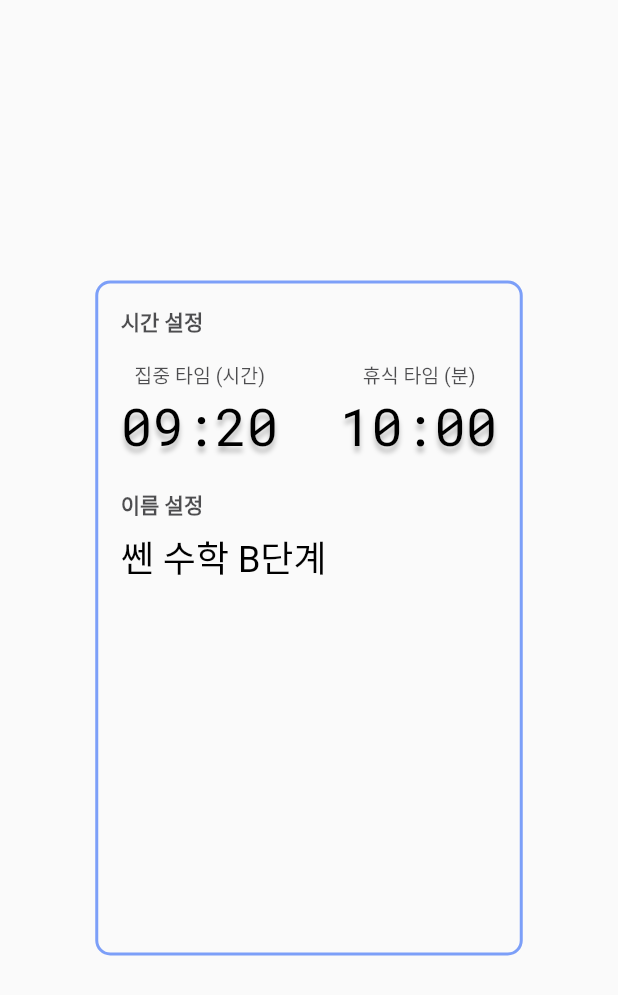
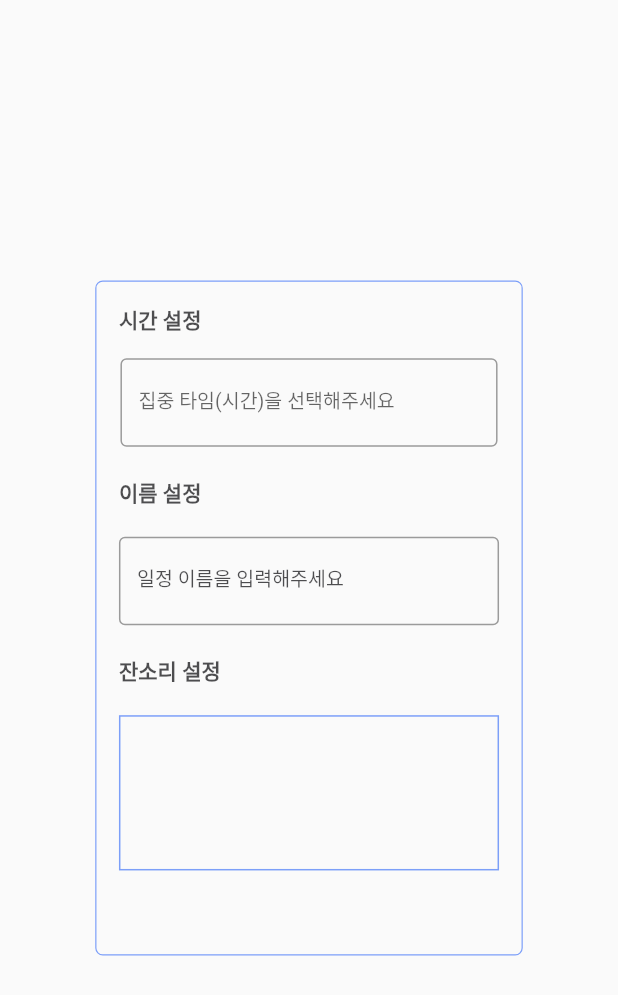
Before and after one commit to dsc-sookmyung/2021-TimmyRoom-JANSORI, a Flutter app: the screen it shows after launch, on a phone screen of 412 x 824 dp. Shown: the top 995 px of the screen. Run offline on Flutter 3.47's test engine with Material 2 defaults, Android fonts, the phone set to English and light mode, and no system bars.

Commit message:
일정 - ymdt picker, 이름 - input

```diff
--- a/timmyroom_jansori/lib/page3.dart
+++ b/timmyroom_jansori/lib/page3.dart
@@ -1,5 +1,7 @@
 import 'package:flutter/cupertino.dart';
 import 'package:flutter/material.dart';
+
+import 'year_month_day_time_picker.dart';
 
 
 
@@ -27,11 +29,12 @@
             decoration:
               BoxDecoration(
                 border: Border.all(
-                  width: 2,
+                  width: 0.8,
                   color: Color.fromRGBO(93, 136, 248, 0.8),
+                  // color: Color.fromRGBO(4, 4, 7, 0.2),
                 ),
                 borderRadius: BorderRadius.all(
-                  Radius.circular(10),
+                  Radius.circular(5),
                 ),
               ),
             child:
@@ -44,6 +47,7 @@
                     children: [
                       timeSetting(),
                       nameSetting(),
+                      jansoriSetting(),
                     ],
                   ),
               ),
@@ -72,90 +76,27 @@
                           fontSize: 14,
                           fontWeight: FontWeight.w700,
                           color: Color.fromRGBO(4, 4, 7, 0.7),
+                          // color: Color.fromRGBO(56, 110, 218, 1),
                           height: 1.4,
                         ),
                       ),
                   ),
-                  Row(
-                    mainAxisAlignment: MainAxisAlignment.spaceBetween,
-                    children: [
-                      Container(
-                        padding: EdgeInsets.fromLTRB(9, 0, 0, 0),
-                        child:
-                          Text(
-                            "집중 타임 (시간)",
-                            style: TextStyle(
-                              fontFamily: 'Roboto',
-                              fontSize: 13,
-                              color: Color.fromRGBO(4, 4, 7, 0.7),
-                              height: 1.5,
-                            ),
-                          ),
-                        ),
-                      Container(
-                        padding: EdgeInsets.fromLTRB(0, 0, 14.5, 0),
-                        child:
-                        Text(
-                          "휴식 타임 (분)",
-                          style: TextStyle(
-                            fontFamily: 'Roboto',
-                            fontSize: 13,
-                            color: Color.fromRGBO(4, 4, 7, 0.7),
-                            height: 1.5,
-                          ),
-                        ),
-                      ),
-                    ],
-                  ),
-                  Row(
-                    mainAxisAlignment: MainAxisAlignment.spaceBetween,
-                    children: [
-                      Text(
-                        "09:20",
-                        style: TextStyle(
-                          fontFamily: 'RobotoMono',
-                          fontSize: 35,
-                          color: Color.fromRGBO(0, 0, 0, 1),
-                          shadows: [
-                            Shadow(
-                              offset: Offset(0, 4),
-                              blurRadius: 4,
-                              color: Color.fromRGBO(0, 0, 0, 0.25),
-                            ),
-                          ],
-                        ),
-                      ),
-                      Text(
-                        "10:00",
-                        style: TextStyle(
-                          fontFamily: 'RobotoMono',
-                          fontSize: 35,
-                          color: Color.fromRGBO(0, 0, 0, 1),
-                          shadows: [
-                            Shadow(
-                              offset: Offset(0, 4),
-                              blurRadius: 4,
-                              color: Color.fromRGBO(0, 0, 0, 0.25),
-                            ),
-                          ],
-                        ),
-                      ),
-                    ],
-                  ),
+                  YearMonthPicker(),
                 ],
-              ),
+               ),
           ),
     );
   }
 
   Widget nameSetting(){
+    FocusNode myFocusNode = new FocusNode();
+
     return Container(
       child:
         Column(
           crossAxisAlignment: CrossAxisAlignment.start,
           children: [
             Container(
-              margin: EdgeInsets.fromLTRB(0, 0, 0, 7),
               child:
               Text(
                 "이름 설정",
@@ -170,21 +111,61 @@
               ),
             ),
             Container(
+              margin: EdgeInsets.fromLTRB(0, 20, 0, 0),
               child:
-                Text(
-                  "쎈 수학 B단계",
-                  style: TextStyle(
-                    fontFamily: 'Roboto',
-                    fontStyle: FontStyle.normal,
-                    fontSize: 24,
-                    fontWeight: FontWeight.w400,
-                    color: Color.fromRGBO(0, 0, 0, 1),
+                  TextField(
+                      focusNode: myFocusNode,
+                      style: TextStyle(
+                        color: Color.fromRGBO(0, 0, 0, 1),
+                      ),
+                      decoration: InputDecoration(
+                        border: OutlineInputBorder(),
+                        labelText: '일정 이름을 입력해주세요',
+                        labelStyle: TextStyle(
+                          fontSize: 13,
+                          color: myFocusNode.hasFocus ? Color.fromRGBO(56, 110, 218, 1) : Color.fromRGBO(4, 4, 7, 0.7),
+                        ),
+                        focusedBorder: OutlineInputBorder(
+                          borderSide: BorderSide(color: Color.fromRGBO(56, 110, 218, 1)),
+                        ),
+                      )
                   ),
-                ),
             ),
           ],
         ),
     );
   }
 
+  Widget jansoriSetting(){
+    return Column(
+      crossAxisAlignment: CrossAxisAlignment.start,
+      children: [
+        Container(
+          margin: EdgeInsets.fromLTRB(0, 20, 0, 20),
+          child:
+            Text(
+              "잔소리 설정",
+              style: TextStyle(
+                fontFamily: 'Roboto',
+                fontStyle: FontStyle.normal,
+                fontSize: 14,
+                fontWeight: FontWeight.w700,
+                color: Color.fromRGBO(4, 4, 7, 0.7),
+                height: 1.4,
+              ),
+            ),
+        ),
+        Container(
+          height: 103.5,
+          decoration: BoxDecoration(
+            border: Border.all(
+              color: Color.fromRGBO(93, 136, 248, 0.8),
+            ),
+          ),
+          child:
+            ListView(),
+        ),
+      ],
+    );
+  }
 }
--- /dev/null
+++ b/timmyroom_jansori/lib/year_month_day_time_picker.dart
@@ -0,0 +1,136 @@
+import 'package:flutter/material.dart';
+
+class YearMonthPicker extends StatefulWidget {
+  @override
+  _YearMonthPickerState createState() => _YearMonthPickerState();
+}
+
+class _YearMonthPickerState extends State<YearMonthPicker> {
+  GlobalKey<FormState> _fKey = GlobalKey<FormState>();
+  String year, month, yearMonthDay, yearMonthDayTime;
+  TextEditingController yController = TextEditingController();
+  TextEditingController mController = TextEditingController();
+  TextEditingController ymdController = TextEditingController();
+  TextEditingController ymdtController = TextEditingController();
+  bool autovalidate = false;
+
+  yearMonthDayTimePicker() async {
+    final year = DateTime.now().year;
+    String hour, min;
+
+    final DateTime dateTime = await showDatePicker(
+      context: context,
+      initialDate: DateTime.now(),
+      firstDate: DateTime(year),
+      lastDate: DateTime(year + 10),
+    );
+
+    if (dateTime != null) {
+      final TimeOfDay pickedTime = await showTimePicker(
+        context: context,
+        initialTime: TimeOfDay(hour: 0, minute: 0),
+      );
+
+      if (pickedTime != null) {
+        if (pickedTime.hour < 10) {
+          hour = '0' + pickedTime.hour.toString();
+        } else {
+          hour = pickedTime.hour.toString();
+        }
+
+        if (pickedTime.minute < 10) {
+          min = '0' + pickedTime.minute.toString();
+        } else {
+          min = pickedTime.minute.toString();
+        }
+
+        ymdtController.text = '${dateTime.toString().split(' ')[0]} $hour:$min';
+      }
+    }
+  }
+
+  submit() {
+    setState(() => autovalidate = true);
+
+    if (!_fKey.currentState.validate()) {
+      return;
+    }
+
+    _fKey.currentState.save();
+
+    print('year: $year, month: $month');
+    print('year-month-day: $yearMonthDay');
+    print('year-month-day-time: $yearMonthDayTime');
+  }
+
+  @override
+  Widget build(BuildContext context) {
+    return Container(
+      child: Form(
+        key: _fKey,
+        autovalidate: autovalidate,
+        child: Padding(
+          padding: const EdgeInsets.symmetric(horizontal: 1.0),
+          child: Column(
+            mainAxisAlignment: MainAxisAlignment.center,
+            children: <Widget>[
+              GestureDetector(
+                onTap: yearMonthDayTimePicker,
+                child: AbsorbPointer(
+                  child: TextFormField(
+                    controller: ymdtController,
+                    style: TextStyle(
+                      color: Color.fromRGBO(0, 0, 0, 1),
+                    ),
+                    decoration: InputDecoration(
+                      labelText: '집중 타임(시간)을 선택해주세요',
+                      labelStyle: TextStyle(
+                        fontSize: 13,
+                      ),
+                      border: OutlineInputBorder(
+                        borderSide: BorderSide(
+                          color: Color.fromRGBO(4, 4, 7, 0.7),
+                        ),
+                      ),
+                      filled: false,
+                      focusedBorder: OutlineInputBorder(
+                        borderSide: BorderSide(color: Color.fromRGBO(56, 110, 218, 1)),
+                      ),
+                    ),
+                    onSaved: (val) {
+                      yearMonthDayTime = ymdtController.text;
+                    },
+                    validator: (val) {
+                      if (val == null || val.isEmpty) {
+                        return 'Year-Month-Date-Time is necessary';
+                      }
+                      return null;
+                    },
+                  ),
+                ),
+              ),
+
+              // submit 버튼
+              /*
+              SizedBox(height: 10.0),
+              MaterialButton(
+                onPressed: submit,
+                color: Colors.indigo,
+                textColor: Colors.white,
+                padding: EdgeInsets.symmetric(
+                  horizontal: 20.0,
+                  vertical: 10.0,
+                ),
+                child: Text(
+                  'Year Picker',
+                  style: TextStyle(fontSize: 20.0),
+                ),
+              ),
+               */
+            ],
+          ),
+        ),
+      ),
+    );
+  }
+}
```
